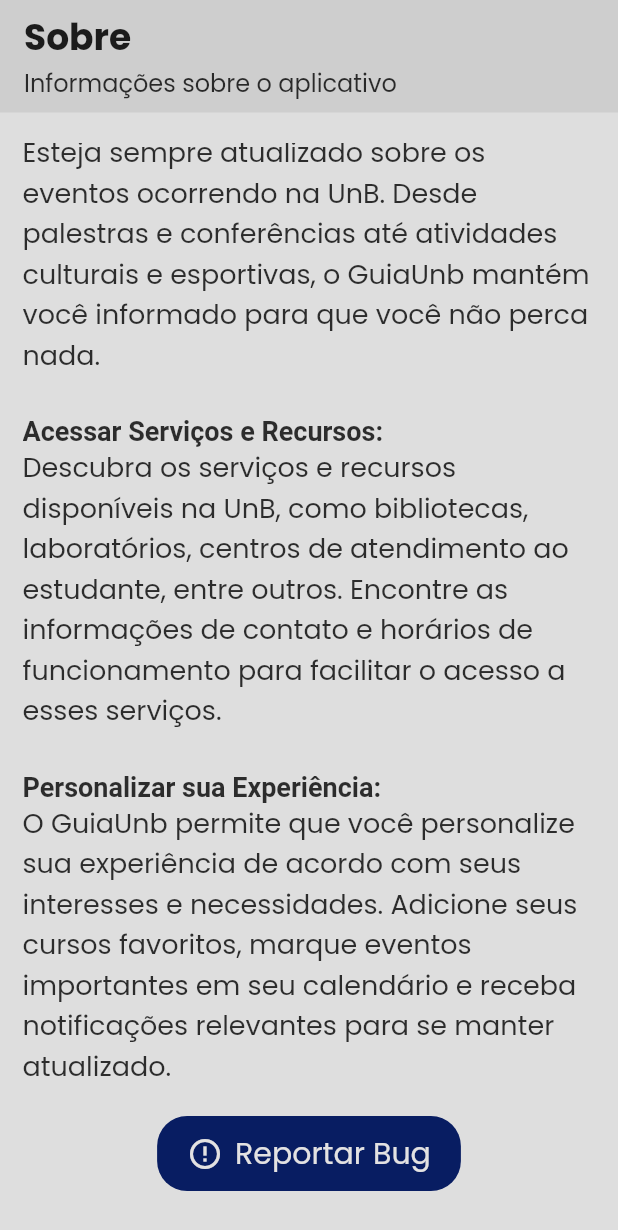
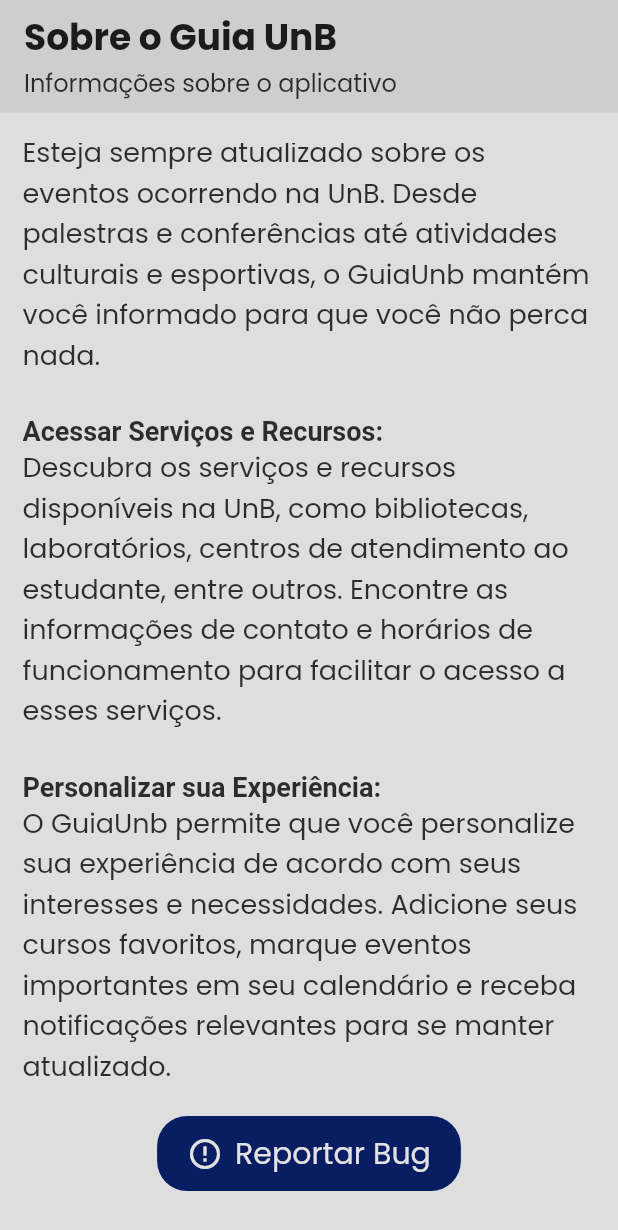
Before and after one commit to fga-eps-mds/2023.1-GuiaUnB, a Flutter app: the AboutPage screen opened directly, scrolled down 1028 dp, on a phone screen of 412 x 824 dp. Shown: the top 1230 px of the screen. Run offline on Flutter 3.47's test engine with Material 2 defaults, Android fonts, the phone set to English and light mode, and no system bars; our stand-ins replace cloud_firestore, firebase_core, flutter_svg; accounts and stored records are empty.

Commit message:
:cool: creating CustomAppBar component

```diff
--- a/guia_unb/lib/core/components/category_card.dart
+++ b/guia_unb/lib/core/components/category_card.dart
@@ -24,7 +24,7 @@ class CategoryCard extends StatelessWidget {
         children: [
           SizedBox(
             width: 170,
-            height: MediaQuery.of(context).size.height * 0.18,
+            height: 140,
             child: Card(
               child: Center(
                 child: Icon(
--- /dev/null
+++ b/guia_unb/lib/core/components/custom_appbar.dart
@@ -0,0 +1,46 @@
+import 'package:flutter/material.dart';
+
+class CustomAppBar extends StatelessWidget implements PreferredSizeWidget {
+  const CustomAppBar({
+    Key? key,
+    required this.title,
+    required this.subtitle,
+  }) : super(key: key);
+
+  final String title;
+  final String subtitle;
+
+  @override
+  Widget build(BuildContext context) {
+    final theme = Theme.of(context);
+    return PreferredSize(
+      preferredSize: const Size.fromHeight(80),
+      child: AppBar(
+        toolbarHeight: 160,
+        title: Column(
+          crossAxisAlignment: CrossAxisAlignment.start,
+          children: [
+            Text(
+              title,
+              style: theme.textTheme.bodyMedium?.copyWith(
+                fontWeight: FontWeight.bold,
+                fontSize: 24,
+              ),
+            ),
+            Text(
+              subtitle,
+              style: theme.textTheme.bodySmall?.copyWith(
+                color: theme.colorScheme.onSurface.withOpacity(0.8),
+                fontSize: 16,
+              ),
+            ),
+          ],
+        ),
+        automaticallyImplyLeading: false,
+      ),
+    );
+  }
+
+  @override
+  Size get preferredSize => const Size.fromHeight(75);
+}
--- a/guia_unb/lib/main.dart
+++ b/guia_unb/lib/main.dart
@@ -3,7 +3,7 @@ import 'package:guia_unb/pages/category/category_page.dart';
 import 'package:guia_unb/pages/doubt/doubt_page.dart';
 import 'package:guia_unb/pages/initial_page.dart';
 import 'package:guia_unb/pages/onboarding/onboarding_page.dart';
-import 'package:guia_unb/pages/splash_page/splash_page.dart';
+import 'package:guia_unb/pages/splash/splash_page.dart';
 import 'package:provider/provider.dart';
 
 import '../core/config/routes/routes.dart';
--- a/guia_unb/lib/pages/about/about_page.dart
+++ b/guia_unb/lib/pages/about/about_page.dart
@@ -1,4 +1,5 @@
 import 'package:flutter/material.dart';
+import 'package:guia_unb/core/components/custom_appbar.dart';
 import 'package:guia_unb/core/util/color.dart';
 
 class AboutPage extends StatelessWidget {
@@ -9,34 +10,9 @@ class AboutPage extends StatelessWidget {
     final theme = Theme.of(context);
 
     return Scaffold(
-      appBar: PreferredSize(
-        preferredSize: const Size.fromHeight(75),
-        child: AppBar(
-          toolbarHeight: 120,
-          title: Column(
-            crossAxisAlignment: CrossAxisAlignment.start,
-            children: [
-              Text(
-                "Sobre",
-                style: Theme.of(context).textTheme.bodyMedium?.copyWith(
-                      fontWeight: FontWeight.bold,
-                      fontSize: 24,
-                    ),
-              ),
-              Text(
-                "Informações sobre o aplicativo",
-                style: Theme.of(context).textTheme.bodySmall?.copyWith(
-                      color: Theme.of(context)
-                          .colorScheme
-                          .onSurface
-                          .withOpacity(0.8),
-                      fontSize: 16,
-                    ),
-              ),
-            ],
-          ),
-          automaticallyImplyLeading: false,
-        ),
+      appBar: const CustomAppBar(
+        title: "Sobre o Guia UnB",
+        subtitle: "Informações sobre o aplicativo",
       ),
       body: Stack(
         children: [
--- a/guia_unb/lib/pages/onboarding/onboarding_page.dart
+++ b/guia_unb/lib/pages/onboarding/onboarding_page.dart
@@ -31,7 +31,6 @@ class OnboardingPageState extends State<OnboardingPage> {
       body: AnimatedOpacity(
         opacity: _showContent ? 1.0 : 0.0,
         duration: const Duration(milliseconds: 700),
-        child: SafeArea(
         child: Stack(
           children: [
             Center(
@@ -85,7 +84,6 @@ class OnboardingPageState extends State<OnboardingPage> {
           ],
         ),
       ),
-      ),
     );
   }
 }
```
Also changed, not shown: guia_unb/lib/pages/home/home_page.dart (+11 -35 lines), guia_unb/lib/pages/settings/settings_page.dart (+6 -30 lines), guia_unb/lib/pages/splash/splash_page.dart (renamed from guia_unb/lib/pages/splash_page/splash_page.dart). Lines whose indentation alone changed are shown as unchanged.
